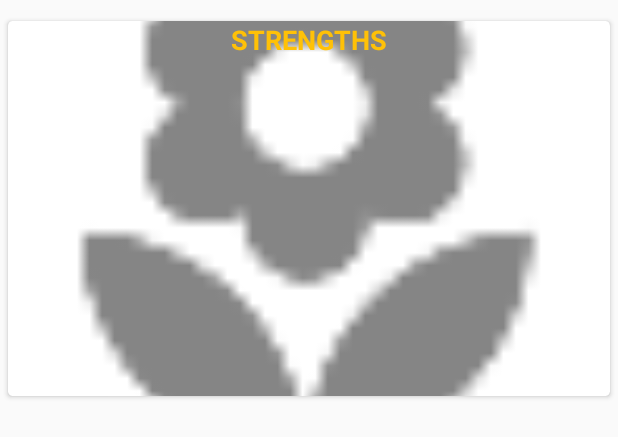
After one commit to ValerieTshiani/FitMindApp, an Android app: the layout reporting_items.xml on its own in the app's theme, with its tools: preview values and no code run, on a phone screen of 412 x 824 dp. The commit adds this screen. Shown: the top 437 px of the screen. Run offline under Robolectric (Android 15) with nearby library versions, the phone set to English and light mode, and no system bars.

Commit message:
Valerie adds reporting page- but it is not yet complete- point 2

```diff
--- /dev/null
+++ b/app/src/main/res/layout/reporting_items.xml
@@ -0,0 +1,74 @@
+<?xml version="1.0" encoding="utf-8"?>
+<RelativeLayout xmlns:android="http://schemas.android.com/apk/res/android"
+    xmlns:card_view="http://schemas.android.com/apk/res-auto"
+    android:layout_width="match_parent"
+    android:layout_height="wrap_content"
+    android:paddingBottom="10dp"
+    android:paddingLeft="2dp"
+    android:paddingRight="2dp"
+    android:paddingTop="10dp" >
+
+    <android.support.v7.widget.CardView
+        android:id="@+id/card_view_reporting"
+        android:layout_width="match_parent"
+        android:layout_height="wrap_content"
+        android:layout_gravity="center"
+        android:clickable="true"
+        android:foreground="?android:attr/selectableItemBackground"
+        card_view:cardCornerRadius="3dp"
+        android:elevation="3dp"
+        card_view:cardUseCompatPadding="true"
+        >
+
+        <RelativeLayout
+            android:layout_width="match_parent"
+            android:layout_height="wrap_content">
+
+            <ImageView
+                android:id="@+id/report_cover"
+                android:layout_width="match_parent"
+                android:layout_height="250dp"
+                android:layout_alignParentTop="true"
+                android:layout_centerHorizontal="true"
+                android:foreground="?android:attr/selectableItemBackground"
+                android:scaleType="centerCrop"
+                android:src="@drawable/ic_bio" />
+
+            <TextView
+                android:id="@+id/report_name"
+                android:layout_width="match_parent"
+                android:layout_height="wrap_content"
+                android:gravity="center"
+                android:text="Strengths"
+                android:textAllCaps="true"
+                android:layout_alignTop="@id/report_cover"
+                android:textColor="@color/accent"
+                android:textSize="18sp"
+                android:textStyle="bold"/>
+
+            <LinearLayout
+                android:id="@+id/linearLayout"
+                android:layout_width="wrap_content"
+                android:layout_height="wrap_content"
+                android:layout_alignParentRight="true"
+                android:layout_marginRight="3dp"
+                android:orientation="horizontal">
+            </LinearLayout>
+
+
+         <!--   <TextView
+                android:id="@+id/reportInfo"
+                android:layout_width="wrap_content"
+                android:layout_height="wrap_content"
+                android:text="Some Text not sure"
+                android:textColor="@color/textSecondary"
+                android:textSize="16sp"
+                android:textStyle="bold|italic"
+                android:layout_below="@id/report_name"
+                android:layout_marginTop="10dp"
+                android:layout_alignParentLeft="true"
+                android:layout_alignParentStart="true" /> -->
+        </RelativeLayout>
+    </android.support.v7.widget.CardView>
+
+    </RelativeLayout>
```
Also changed, not shown: app/src/main/java/com/example/fitmind/report.java (added, +45 -0 lines), app/src/main/java/com/example/fitmind/reportAdapter.java (added, +78 -0 lines), app/src/main/res/layout/activity_bio_stats.xml (+11 -0 lines).
